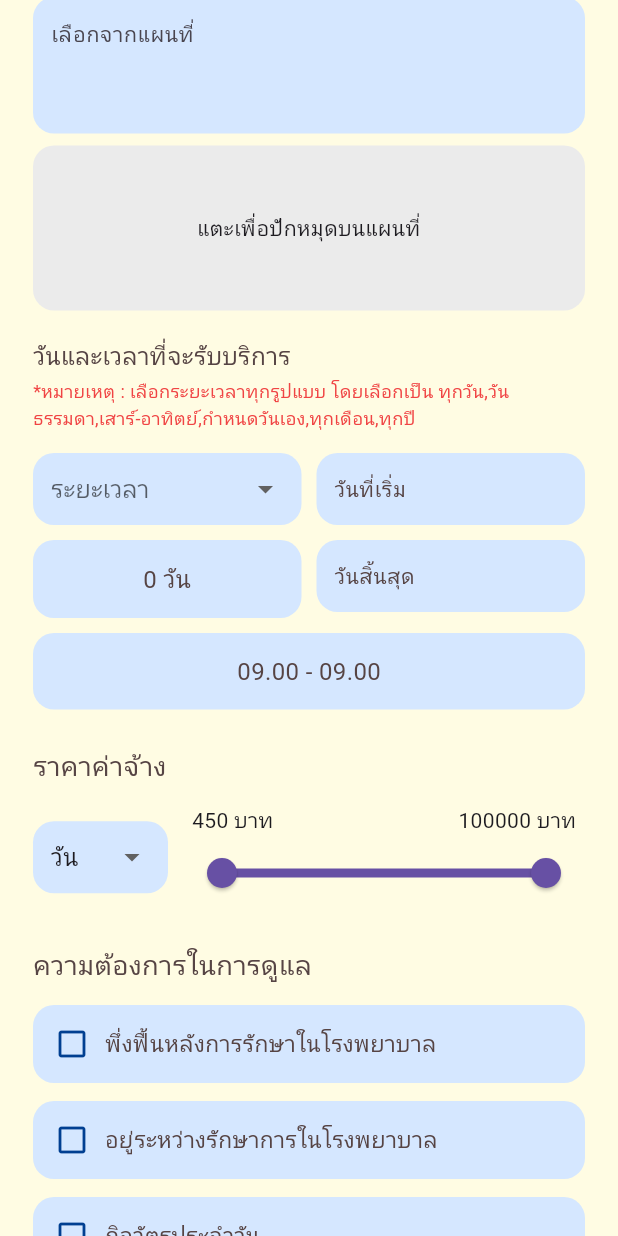
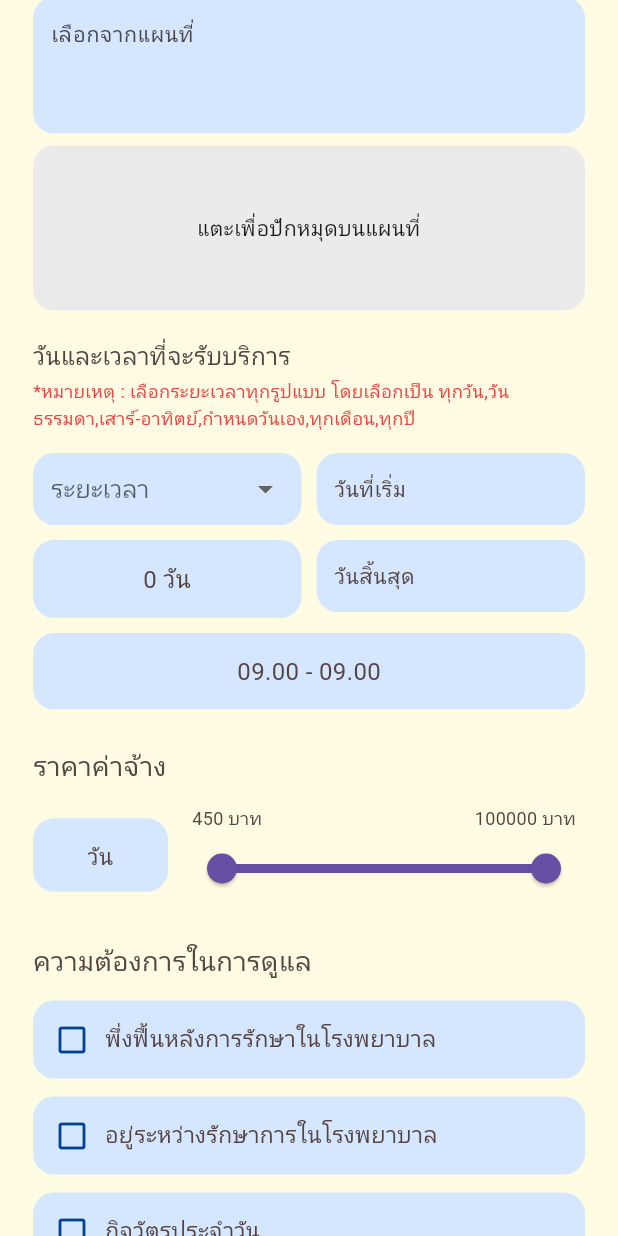
Before and after one commit to axmsiin/CareX_Project, a Flutter app: the editProfileElderly screen opened directly with empty values, scrolled down 576 dp, on a phone screen of 412 x 824 dp. Run offline on Flutter 3.47's test engine with Material 3 defaults, Android fonts, the light colour scheme and no system bars; our stand-ins replace file_picker, firebase_auth, firebase_core, flutter_map, geolocator, latlong2; accounts and stored records are empty.

Commit message:
refactor: Remove salary unit selection and simplify salary text formatting

```diff
--- a/lib/User/HomePages/editProfileElderly.dart
+++ b/lib/User/HomePages/editProfileElderly.dart
@@ -34,7 +34,6 @@ class _EditProfileElderlyState extends State<editProfileElderly> {
   TimeOfDay endTime = const TimeOfDay(hour: 18, minute: 0);
 
   RangeValues salaryRange = const RangeValues(450, 100000);
-  String salaryUnit = 'วัน';
 
   String? selectedScheduleType;
   final Set<String> selectedCustomDays = {};
@@ -237,7 +236,7 @@ class _EditProfileElderlyState extends State<editProfileElderly> {
     if (salaryText.trim().isEmpty) return;
 
     final match = RegExp(
-      r'(\d+)\s*-\s*(\d+)\s*บาท\s*/\s*(\S+)',
+      r'(\d+)\s*-\s*(\d+)',
     ).firstMatch(salaryText);
 
     if (match != null) {
@@ -245,7 +244,6 @@ class _EditProfileElderlyState extends State<editProfileElderly> {
         double.tryParse(match.group(1) ?? '450') ?? 450,
         double.tryParse(match.group(2) ?? '100000') ?? 100000,
       );
-      salaryUnit = match.group(3) ?? 'วัน';
     }
   }
 
@@ -1058,7 +1056,7 @@ class _EditProfileElderlyState extends State<editProfileElderly> {
     widget.elderlyData.startTime = formatTime(startTime);
     widget.elderlyData.endTime = formatTime(endTime);
     widget.elderlyData.salaryText =
-        '${salaryRange.start.round()} - ${salaryRange.end.round()} บาท / $salaryUnit';
+        '${salaryRange.start.round()} - ${salaryRange.end.round()} บาท / วัน';
     widget.elderlyData.serviceDatesText = _buildDetailedServiceDatesText();
     widget.elderlyData.selectedNeeds = List<String>.from(selectedNeeds);
     widget.elderlyData.eatingCare = _convertSelectionsToStorage(
@@ -1485,26 +1483,21 @@ class _EditProfileElderlyState extends State<editProfileElderly> {
                 children: [
                   Container(
                     width: 90,
-                    padding: const EdgeInsets.symmetric(horizontal: 12),
+                    padding: const EdgeInsets.symmetric(
+                      horizontal: 12,
+                      vertical: 14,
+                    ),
                     decoration: BoxDecoration(
                       color: const Color(0xFFD5E7FF),
                       borderRadius: BorderRadius.circular(14),
                     ),
-                    child: DropdownButtonFormField<String>(
-                      value: salaryUnit,
-                      decoration: const InputDecoration(
-                        border: InputBorder.none,
+                    child: const Text(
+                      'วัน',
+                      textAlign: TextAlign.center,
+                      style: TextStyle(
+                        fontSize: 15,
+                        color: Color(0xFF564444),
                       ),
-                      items: const [
-                        DropdownMenuItem(value: 'วัน', child: Text('วัน')),
-                        DropdownMenuItem(value: 'เดือน', child: Text('เดือน')),
-                        DropdownMenuItem(value: 'ปี', child: Text('ปี')),
-                      ],
-                      onChanged: (value) {
-                        setState(() {
-                          salaryUnit = value!;
-                        });
-                      },
                     ),
                   ),
                   const SizedBox(width: 10),
@@ -1516,8 +1509,20 @@ class _EditProfileElderlyState extends State<editProfileElderly> {
                           child: Row(
                             mainAxisAlignment: MainAxisAlignment.spaceBetween,
                             children: [
-                              Text('${salaryRange.start.round()} บาท'),
-                              Text('${salaryRange.end.round()} บาท'),
+                              Text(
+                                '${salaryRange.start.round()} บาท',
+                                style: const TextStyle(
+                                  fontSize: 12,
+                                  color: Color(0xFF564444),
+                                ),
+                              ),
+                              Text(
+                                '${salaryRange.end.round()} บาท',
+                                style: const TextStyle(
+                                  fontSize: 12,
+                                  color: Color(0xFF564444),
+                                ),
+                              ),
                             ],
                           ),
                         ),
```
Also changed, not shown: lib/User/HomePages/addProfilrElderly_two.dart (+12 -80 lines).
